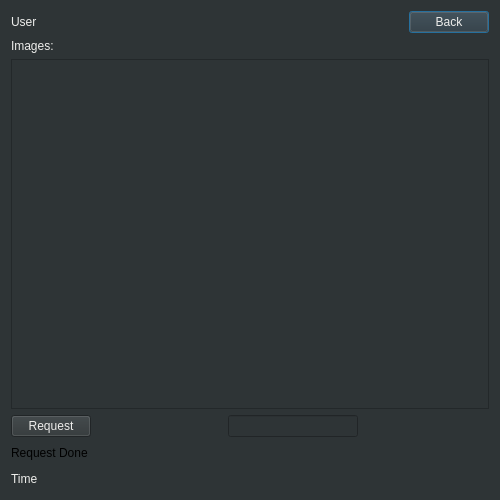
This is userimagesdialog.ui in hassan-kandil/DistImage as Qt 5 draws it before an edit. The edited form follows.
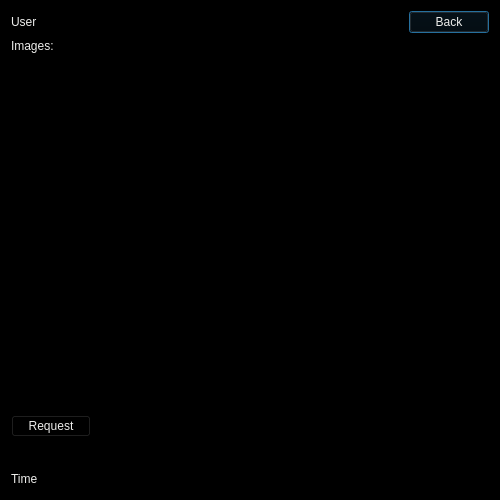
This is the edited form.

What changed in the file:
```diff
--- a/userimagesdialog.ui
+++ b/userimagesdialog.ui
@@ -14,7 +14,7 @@
    <string>DistImage</string>
   </property>
   <property name="styleSheet">
-   <string notr="true">background-color: rgb(46, 52, 54)
+   <string notr="true">background-color: rgb(0,0,0)
 </string>
   </property>
   <layout class="QVBoxLayout" name="verticalLayout">
```
